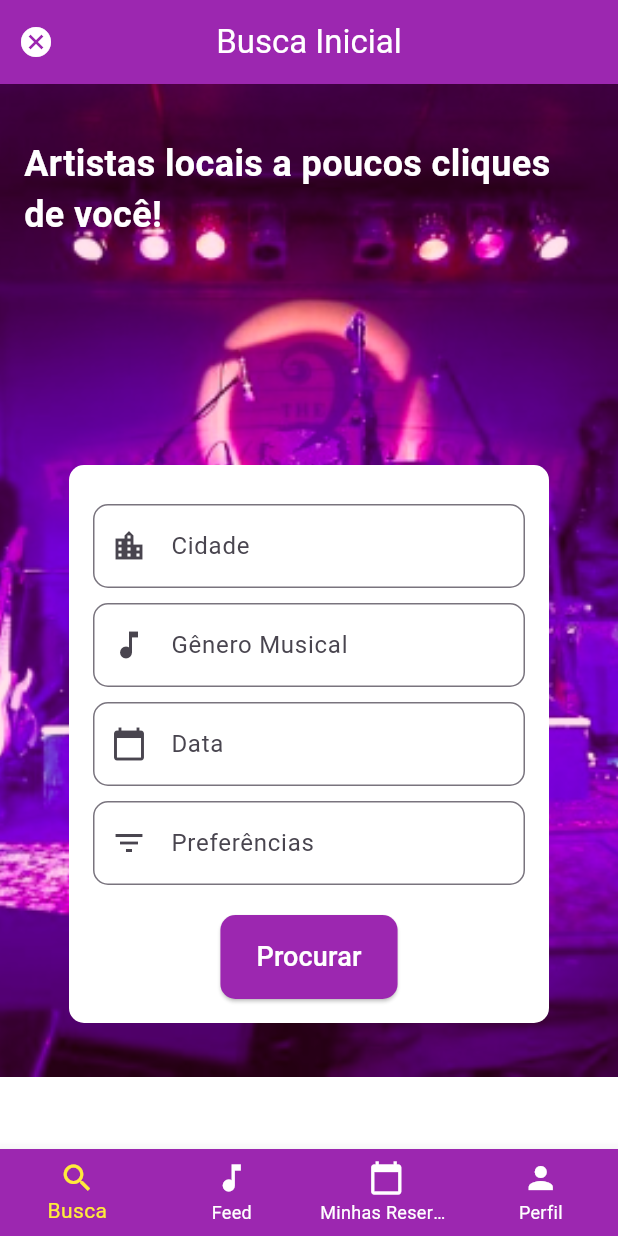
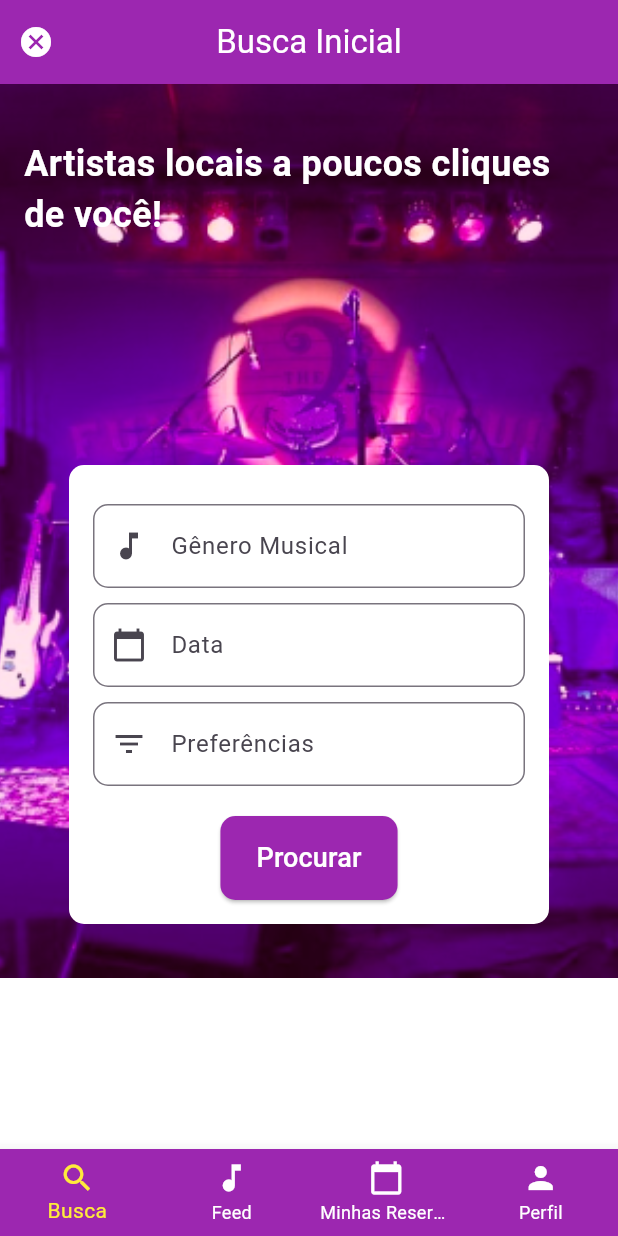
Before and after one commit to antoniosereno95/marcasom, a Flutter app: the BuscaInicial screen opened by its route, on a phone screen of 412 x 824 dp. Run offline on Flutter 3.47's test engine with Material 3 defaults, Android fonts, the phone set to English and light mode, and no system bars; our stand-ins replace flutter_svg.

Commit message:
removendo campo Cidade
Para o MVP não será necessario

```diff
--- a/lib/widgets/searchArtist.dart
+++ b/lib/widgets/searchArtist.dart
@@ -13,16 +13,6 @@ class SearchArtist extends StatelessWidget {
       ),
       child: Column(
         children: [
-          const SizedBox(height: 10),
-          TextField(
-            decoration: InputDecoration(
-              prefixIcon: const Icon(Icons.location_city),
-              hintText: 'Cidade',
-              border: OutlineInputBorder(
-                borderRadius: BorderRadius.circular(10.0),
-              ),
-            ),
-          ),
           const SizedBox(height: 10),
           TextField(
             decoration: InputDecoration(
```
